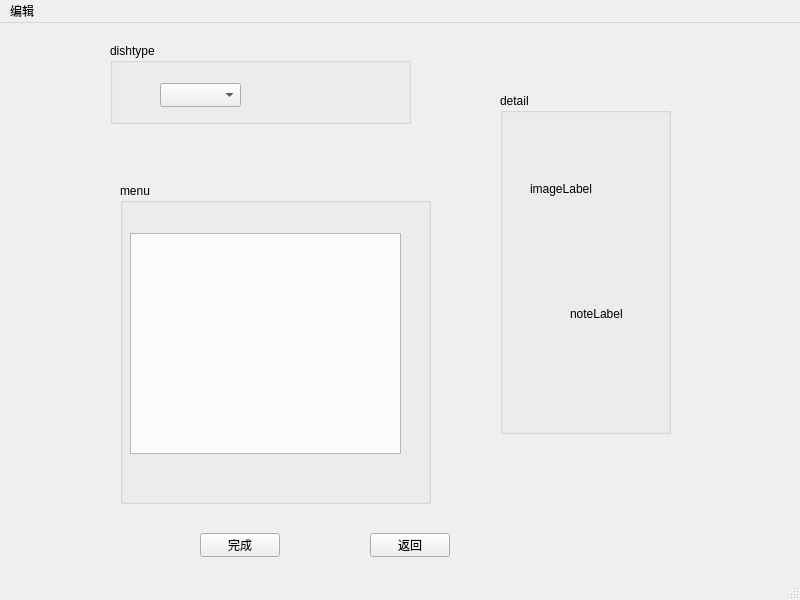
Above: Restaurant/menumanage.ui from PG98/2017SepQt before the change. Below: the same form after it.
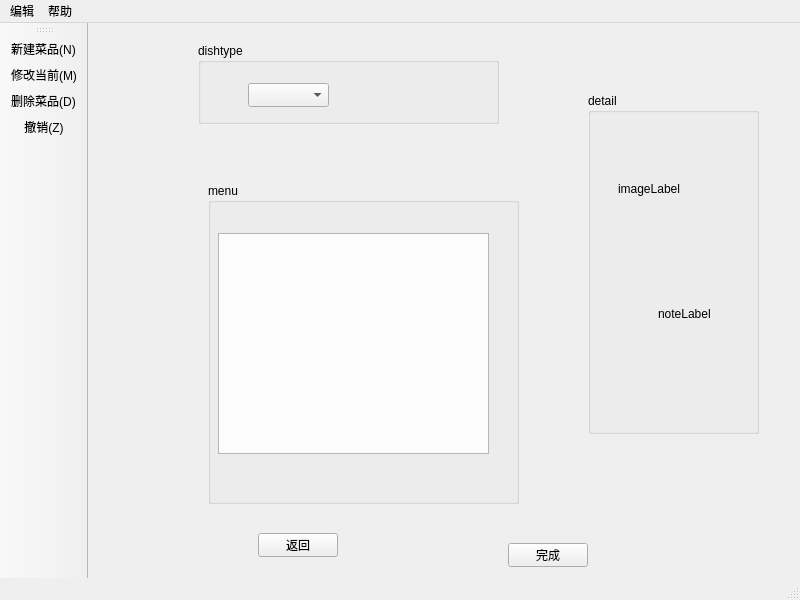
That is the form after the change. Icons and pictures are not drawn.

Commit message: actions in MenuManage

What changed in the file:
```diff
--- a/Restaurant/menumanage.ui
+++ b/Restaurant/menumanage.ui
@@ -102,8 +102,8 @@
    <widget class="QPushButton" name="OkBtn">
     <property name="geometry">
      <rect>
-      <x>200</x>
-      <y>510</y>
+      <x>420</x>
+      <y>520</y>
       <width>80</width>
       <height>24</height>
      </rect>
@@ -115,7 +115,7 @@
    <widget class="QPushButton" name="backBtn">
     <property name="geometry">
      <rect>
-      <x>370</x>
+      <x>170</x>
       <y>510</y>
       <width>80</width>
       <height>24</height>
@@ -139,13 +139,90 @@
     <property name="title">
      <string>编辑</string>
     </property>
+    <addaction name="action_N"/>
+    <addaction name="action_D"/>
+    <addaction name="action_M"/>
+    <addaction name="action_Z"/>
+   </widget>
+   <widget class="QMenu" name="menu_2">
+    <property name="title">
+     <string>帮助</string>
+    </property>
+    <addaction name="action_A"/>
+    <addaction name="action"/>
    </widget>
    <addaction name="Insert"/>
+   <addaction name="menu_2"/>
   </widget>
   <widget class="QStatusBar" name="statusbar"/>
-  <action name="actionInsert">
+  <widget class="QToolBar" name="toolBar">
+   <property name="windowTitle">
+    <string>toolBar</string>
+   </property>
+   <property name="iconSize">
+    <size>
+     <width>45</width>
+     <height>45</height>
+    </size>
+   </property>
+   <attribute name="toolBarArea">
+    <enum>LeftToolBarArea</enum>
+   </attribute>
+   <attribute name="toolBarBreak">
+    <bool>false</bool>
+   </attribute>
+   <addaction name="action_N"/>
+   <addaction name="action_M"/>
+   <addaction name="action_D"/>
+   <addaction name="action_Z"/>
+  </widget>
+  <action name="action_N">
+   <property name="icon">
+    <iconset resource="images.qrc">
+     <normaloff>:/buttons/add.png</normaloff>:/buttons/add.png</iconset>
+   </property>
    <property name="text">
-    <string>Insert</string>
+    <string>新建菜品(&amp;N)</string>
+   </property>
+  </action>
+  <action name="action_D">
+   <property name="icon">
+    <iconset resource="images.qrc">
+     <normaloff>:/buttons/delete.png</normaloff>:/buttons/delete.png</iconset>
+   </property>
+   <property name="text">
+    <string>删除菜品(&amp;D)</string>
+   </property>
+   <property name="shortcut">
+    <string>Ctrl+D</string>
+   </property>
+  </action>
+  <action name="action_M">
+   <property name="icon">
+    <iconset resource="images.qrc">
+     <normaloff>:/buttons/edit.png</normaloff>:/buttons/edit.png</iconset>
+   </property>
+   <property name="text">
+    <string>修改当前(&amp;M)</string>
+   </property>
+  </action>
+  <action name="action_Z">
+   <property name="icon">
+    <iconset resource="images.qrc">
+     <normaloff>:/buttons/undo.png</normaloff>:/buttons/undo.png</iconset>
+   </property>
+   <property name="text">
+    <string>撤销(&amp;Z)</string>
+   </property>
+  </action>
+  <action name="action_A">
+   <property name="text">
+    <string>关于(&amp;A)</string>
+   </property>
+  </action>
+  <action name="action">
+   <property name="text">
+    <string>使用说明</string>
    </property>
   </action>
  </widget>
```
Left out of the diff: 4 changed lines with no effect on the pictures. The commit also changes 17 other files.
